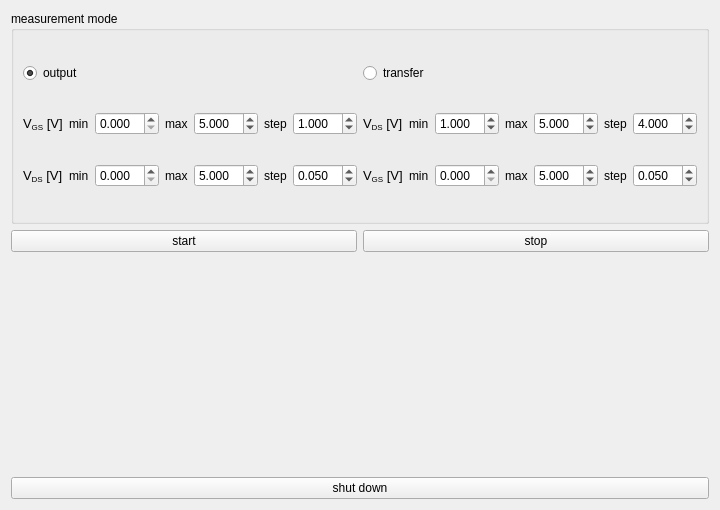
Above: experiments/transistor_output_transfer.ui from dean-nanomol/nanomol before the change. Below: the same form after it.
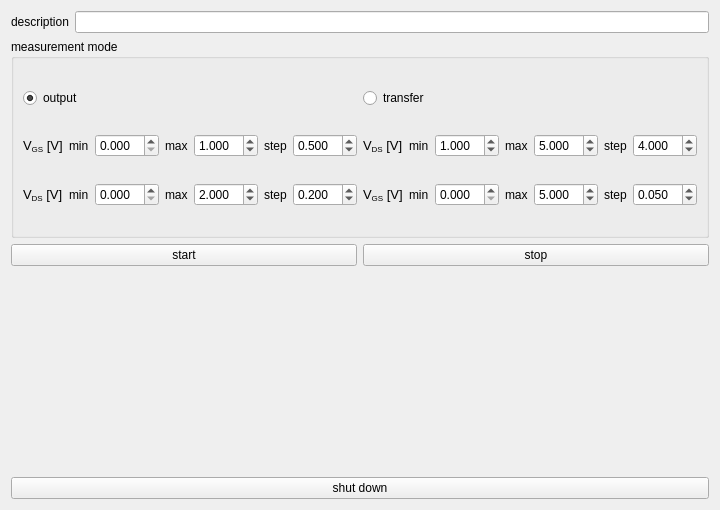
That is the form after the change.

Commit message: update transistor_output_transfer class

```diff
--- a/experiments/transistor_output_transfer.ui
+++ b/experiments/transistor_output_transfer.ui
@@ -14,6 +14,20 @@
    <string>Form</string>
   </property>
   <layout class="QVBoxLayout" name="verticalLayout">
+   <item>
+    <layout class="QHBoxLayout" name="horizontalLayout_8">
+     <item>
+      <widget class="QLabel" name="label_17">
+       <property name="text">
+        <string>description</string>
+       </property>
+      </widget>
+     </item>
+     <item>
+      <widget class="QLineEdit" name="description_lineEdit"/>
+     </item>
+    </layout>
+   </item>
    <item>
     <widget class="QGroupBox" name="groupBox">
      <property name="title">
@@ -102,7 +116,7 @@
              <number>3</number>
             </property>
             <property name="value">
-             <double>5.000000000000000</double>
+             <double>1.000000000000000</double>
             </property>
            </widget>
           </item>
@@ -144,7 +158,7 @@
              <double>1.000000000000000</double>
             </property>
             <property name="value">
-             <double>1.000000000000000</double>
+             <double>0.500000000000000</double>
             </property>
            </widget>
           </item>
@@ -214,7 +228,7 @@
              <number>3</number>
             </property>
             <property name="value">
-             <double>5.000000000000000</double>
+             <double>2.000000000000000</double>
             </property>
            </widget>
           </item>
@@ -256,7 +270,7 @@
              <double>0.050000000000000</double>
             </property>
             <property name="value">
-             <double>0.050000000000000</double>
+             <double>0.200000000000000</double>
             </property>
            </widget>
           </item>
```
Left out of the diff: 12 changed lines with no effect on the pictures. The commit also changes 2 other files.
